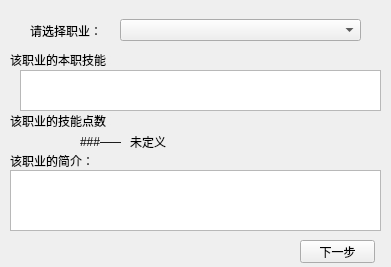
First picture: the form in UI/ChooseProfession_UI.ui, repository Chlamydomonos/coc7sys, before the edit.
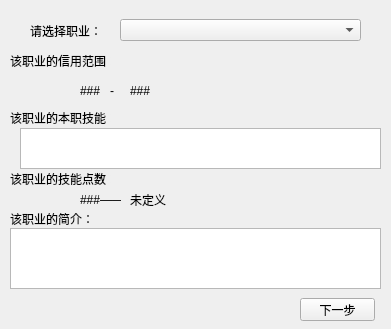
Second picture: the form after the edit.

Diff of the .ui file:
```diff
--- a/UI/ChooseProfession_UI.ui
+++ b/UI/ChooseProfession_UI.ui
@@ -7,7 +7,7 @@
     <x>0</x>
     <y>0</y>
     <width>391</width>
-    <height>267</height>
+    <height>329</height>
    </rect>
   </property>
   <property name="windowTitle">
@@ -40,7 +40,7 @@
    <property name="geometry">
     <rect>
      <x>10</x>
-     <y>50</y>
+     <y>108</y>
      <width>101</width>
      <height>20</height>
     </rect>
@@ -53,7 +53,7 @@
    <property name="geometry">
     <rect>
      <x>10</x>
-     <y>110</y>
+     <y>168</y>
      <width>101</width>
      <height>21</height>
     </rect>
@@ -66,7 +66,7 @@
    <property name="geometry">
     <rect>
      <x>300</x>
-     <y>240</y>
+     <y>298</y>
      <width>75</width>
      <height>23</height>
     </rect>
@@ -79,7 +79,7 @@
    <property name="geometry">
     <rect>
      <x>20</x>
-     <y>70</y>
+     <y>128</y>
      <width>361</width>
      <height>41</height>
     </rect>
@@ -89,7 +89,7 @@
    <property name="geometry">
     <rect>
      <x>80</x>
-     <y>131</y>
+     <y>189</y>
      <width>21</width>
      <height>21</height>
     </rect>
@@ -102,7 +102,7 @@
    <property name="geometry">
     <rect>
      <x>10</x>
-     <y>150</y>
+     <y>208</y>
      <width>101</width>
      <height>21</height>
     </rect>
@@ -115,7 +115,7 @@
    <property name="geometry">
     <rect>
      <x>10</x>
-     <y>170</y>
+     <y>228</y>
      <width>371</width>
      <height>61</height>
     </rect>
@@ -125,7 +125,7 @@
    <property name="geometry">
     <rect>
      <x>100</x>
-     <y>132</y>
+     <y>190</y>
      <width>21</width>
      <height>20</height>
     </rect>
@@ -138,7 +138,7 @@
    <property name="geometry">
     <rect>
      <x>130</x>
-     <y>132</y>
+     <y>190</y>
      <width>251</width>
      <height>20</height>
     </rect>
@@ -147,6 +147,58 @@
     <string>未定义</string>
    </property>
   </widget>
+  <widget class="QLabel" name="label_6">
+   <property name="geometry">
+    <rect>
+     <x>10</x>
+     <y>50</y>
+     <width>101</width>
+     <height>21</height>
+    </rect>
+   </property>
+   <property name="text">
+    <string>该职业的信用范围：</string>
+   </property>
+  </widget>
+  <widget class="QLabel" name="min_credit">
+   <property name="geometry">
+    <rect>
+     <x>80</x>
+     <y>80</y>
+     <width>21</width>
+     <height>21</height>
+    </rect>
+   </property>
+   <property name="text">
+    <string>###</string>
+   </property>
+  </widget>
+  <widget class="QLabel" name="skill_points_3">
+   <property name="geometry">
+    <rect>
+     <x>110</x>
+     <y>80</y>
+     <width>16</width>
+     <height>21</height>
+    </rect>
+   </property>
+   <property name="text">
+    <string>-</string>
+   </property>
+  </widget>
+  <widget class="QLabel" name="max_credit">
+   <property name="geometry">
+    <rect>
+     <x>130</x>
+     <y>80</y>
+     <width>21</width>
+     <height>21</height>
+    </rect>
+   </property>
+   <property name="text">
+    <string>###</string>
+   </property>
+  </widget>
  </widget>
  <resources/>
  <connections/>
```
